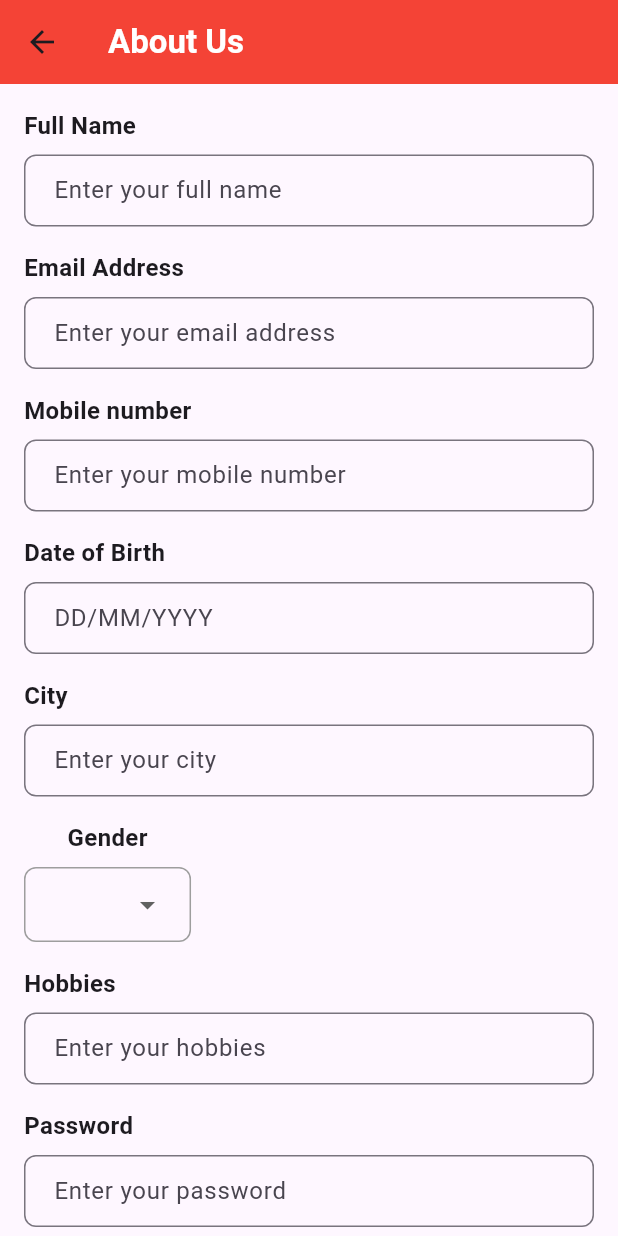
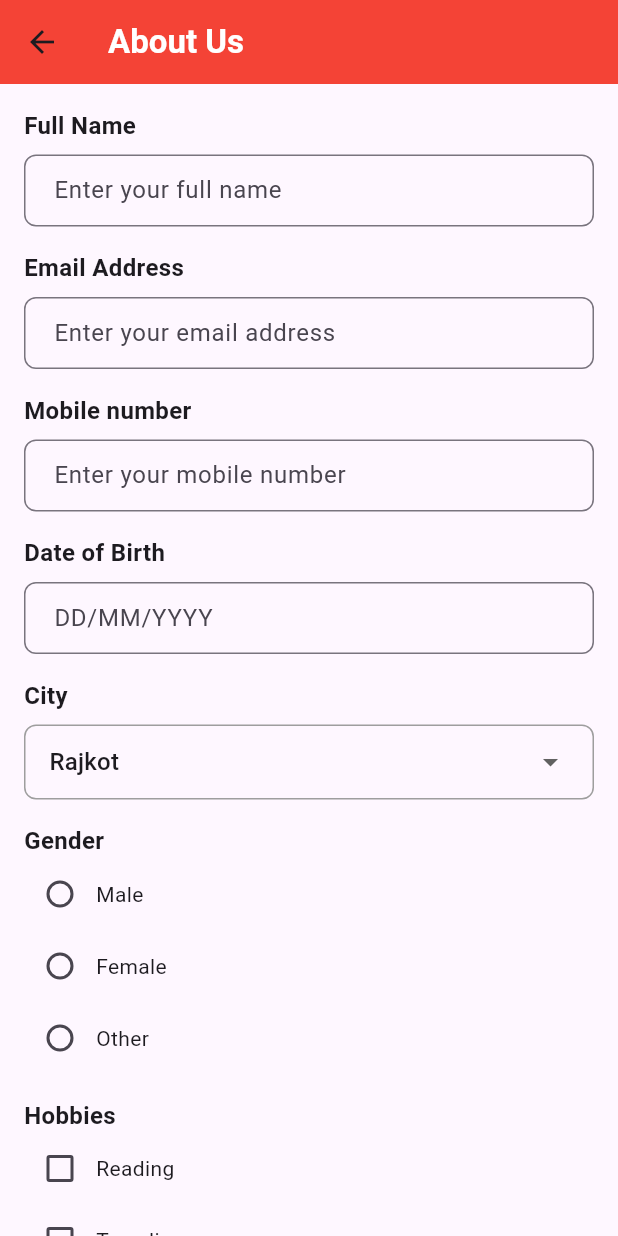
Before and after one commit to jevinmorad/saathi, a Flutter app: the AddUser screen opened directly, on a phone screen of 412 x 824 dp. Run offline on Flutter 3.47's test engine with Material 3 defaults, Android fonts, the light colour scheme and no system bars.

Commit message:
Created radion, checkbox, dropdown

```diff
--- a/lib/add_user_screen.dart
+++ b/lib/add_user_screen.dart
@@ -1,7 +1,18 @@
 import 'package:flutter/material.dart';
 
-class AddUser extends StatelessWidget {
+class AddUser extends StatefulWidget {
   const AddUser({super.key});
+
+  @override
+  State<AddUser> createState() => _AddUserState();
+}
+
+class _AddUserState extends State<AddUser> {
+  final _nameController = TextEditingController();
+  final _emailController = TextEditingController();
+  final _mobileNumberController = TextEditingController();
+  final _dateController = TextEditingController();
+  final _cityController = TextEditingController();
 
   @override
   Widget build(BuildContext context) {
@@ -23,37 +34,38 @@ class AddUser extends StatelessWidget {
               height: 16,
             ),
             _textField(
-                label: 'Email Address', hintText: 'Enter your email address'),
+                label: 'Email Address', hintText: 'Enter your email address', keyboardType: TextInputType.emailAddress),
             SizedBox(
               height: 16,
             ),
             _textField(
-                label: 'Mobile number', hintText: 'Enter your mobile number'),
+                label: 'Mobile number', hintText: 'Enter your mobile number', keyboardType: TextInputType.phone),
             SizedBox(
               height: 16,
             ),
-            _textField(label: 'Date of Birth', hintText: 'DD/MM/YYYY'),
+            _textField(label: 'Date of Birth', hintText: 'DD/MM/YYYY', keyboardType: TextInputType.datetime),
             SizedBox(
               height: 16,
             ),
-            _textField(label: 'City', hintText: 'Enter your city'),
+            _dropdownField(label: 'City', options: ['Rajkot', 'Surat', 'Ahmedabad', 'Baroda', 'Dang', 'Anand']),
             SizedBox(
               height: 16,
             ),
-            _dropdownField(label: 'Gender', items: ['Male', 'Female', 'Other']),
+            _radioButtons(
+                label: 'Gender', options: ['Male', 'Female', 'Other']),
             SizedBox(
               height: 16,
             ),
-            _textField(label: 'Hobbies', hintText: 'Enter your hobbies'),
+            _checkBoxes(label: 'Hobbies', options: ['Reading', 'Traveling', 'Gaming', 'Cooking', 'Playing']),
             SizedBox(
               height: 16,
             ),
-            _textField(label: 'Password', hintText: 'Enter your password'),
+            _textField(label: 'Password', hintText: 'Enter your password', obscureText: true),
             SizedBox(
               height: 16,
             ),
             _textField(
-                label: 'Confirm password', hintText: 'Re-enter your password'),
+                label: 'Confirm password', hintText: 'Re-enter your password', obscureText: true),
             SizedBox(
               height: 32,
             ),
@@ -78,7 +90,7 @@ class AddUser extends StatelessWidget {
     );
   }
 
-  Widget _textField({required String label, required String hintText}) {
+  Widget _textField({required String label, required String hintText, TextInputType keyboardType = TextInputType.text, bool obscureText = false}) {
     return Column(
       crossAxisAlignment: CrossAxisAlignment.start,
       children: [
@@ -90,6 +102,8 @@ class AddUser extends StatelessWidget {
           height: 8,
         ),
         TextField(
+          keyboardType: keyboardType,
+          obscureText: obscureText,
           decoration: InputDecoration(
             hintText: hintText,
             border: OutlineInputBorder(
@@ -102,8 +116,9 @@ class AddUser extends StatelessWidget {
     );
   }
 
-  Widget _dropdownField({required String label, required List<String> items}) {
+  Widget _dropdownField({required String label, required List<String> options}) {
     return Column(
+      crossAxisAlignment: CrossAxisAlignment.start,
       children: [
         Text(
           label,
@@ -120,7 +135,9 @@ class AddUser extends StatelessWidget {
           ),
           child: DropdownButtonHideUnderline(
             child: DropdownButton<String>(
-              items: items.map((String item) {
+              isExpanded: true,
+              value: options.first,
+              items: options.map((String item) {
                 return DropdownMenuItem<String>(
                   value: item,
                   child: Text(item),
@@ -133,4 +150,52 @@ class AddUser extends StatelessWidget {
       ],
     );
   }
+
+  Widget _radioButtons({required String label, required List<String> options}) {
+    return Column(
+      crossAxisAlignment: CrossAxisAlignment.start,
+      children: [
+        Text(
+          label,
+          style: TextStyle(fontSize: 16, fontWeight: FontWeight.bold),
+        ),
+        Column(
+          children: options
+              .map(
+                (String option) => Row(
+                  children: [
+                    Radio<String>(
+                      value: option,
+                      groupValue: null,
+                      onChanged: (String? value) {},
+                    ),
+                    Text(option),
+                  ],
+                ),
+              )
+              .toList(),
+        ),
+      ],
+    );
+  }
+
+  Widget _checkBoxes({required String label, required List<String> options}) {
+    return Column(
+      crossAxisAlignment: CrossAxisAlignment.start,
+      children: [
+        Text(
+          label,
+          style: TextStyle(fontSize: 16, fontWeight: FontWeight.bold),
+        ),
+        Column(
+          children: options.map((String option) => Row(
+            children: [
+              Checkbox(value: false, onChanged: (bool? value){}),
+              Text(option),
+            ],
+          )).toList(),
+        )
+      ],
+    );
+  }
 }
```
